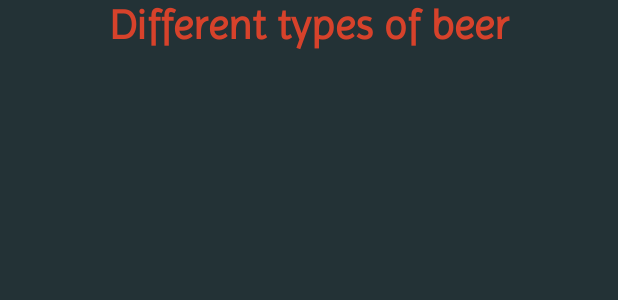
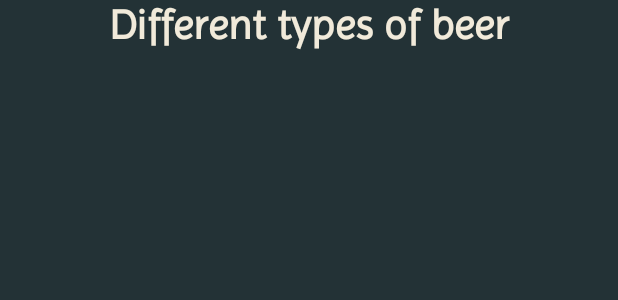
Before and after one commit to JonathanStevanka143/BeerCheer, an Android app: the layout fragment_beer_type.xml on its own in the app's theme, with its tools: preview values and no code run, on a phone screen of 412 x 824 dp. Shown: the top 300 px of the screen. Run offline under Robolectric (Android 15) with nearby library versions, the phone set to English and light mode, and no system bars; plain views replace HorizontalInfiniteCycleViewPager.

Commit message:
Update app/src/main/res/layout/fragment_beer_type.xml

```diff
--- a/app/src/main/res/layout/fragment_beer_type.xml
+++ b/app/src/main/res/layout/fragment_beer_type.xml
@@ -31,7 +31,7 @@
         android:layout_alignParentStart="true"
         android:text="Different types of beer"
         android:textAlignment="center"
-        android:textColor="@color/colorAccent"
+        android:textColor="@color/colorPrimary2"
         android:textSize="28sp"
         android:textStyle="bold" />
 
```
